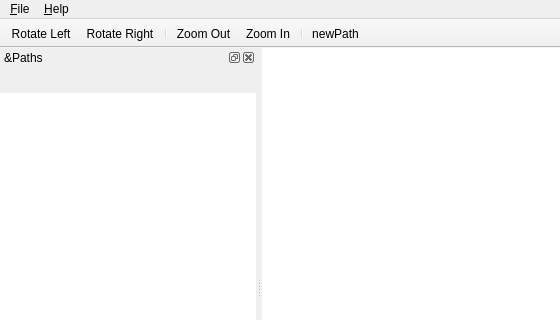
The window that mainwindow.ui (ateijelo/steps) describes before a commit, drawn with Qt 5; both pictures show x 0 to 560 and y 0 to 320 of the 560 by 525 pixel window.
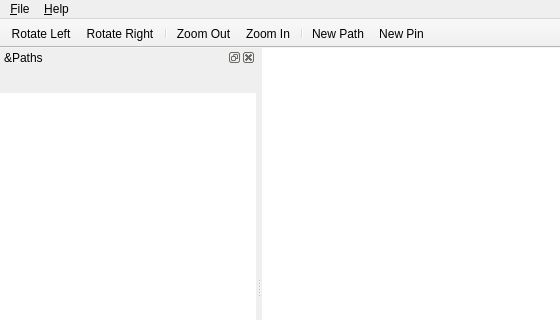
The same window after the commit. Icons and pictures are not drawn. Custom widgets are drawn as their Qt base class.

```diff
--- a/mainwindow.ui
+++ b/mainwindow.ui
@@ -108,6 +108,7 @@
    <addaction name="zoomInAction"/>
    <addaction name="separator"/>
    <addaction name="newPathAction"/>
+   <addaction name="newPinAction"/>
   </widget>
   <widget class="QDockWidget" name="pathsDock">
    <property name="windowTitle">
@@ -299,12 +300,24 @@
      <normaloff>:/img/path.png</normaloff>:/img/path.png</iconset>
    </property>
    <property name="text">
-    <string>newPath</string>
+    <string>New Path</string>
    </property>
    <property name="toolTip">
     <string>New Path</string>
    </property>
   </action>
+  <action name="newPinAction">
+   <property name="icon">
+    <iconset resource="steps.qrc">
+     <normaloff>:/img/pin32.png</normaloff>:/img/pin32.png</iconset>
+   </property>
+   <property name="text">
+    <string>New Pin</string>
+   </property>
+   <property name="toolTip">
+    <string>New Pin</string>
+   </property>
+  </action>
  </widget>
  <customwidgets>
   <customwidget>
```
